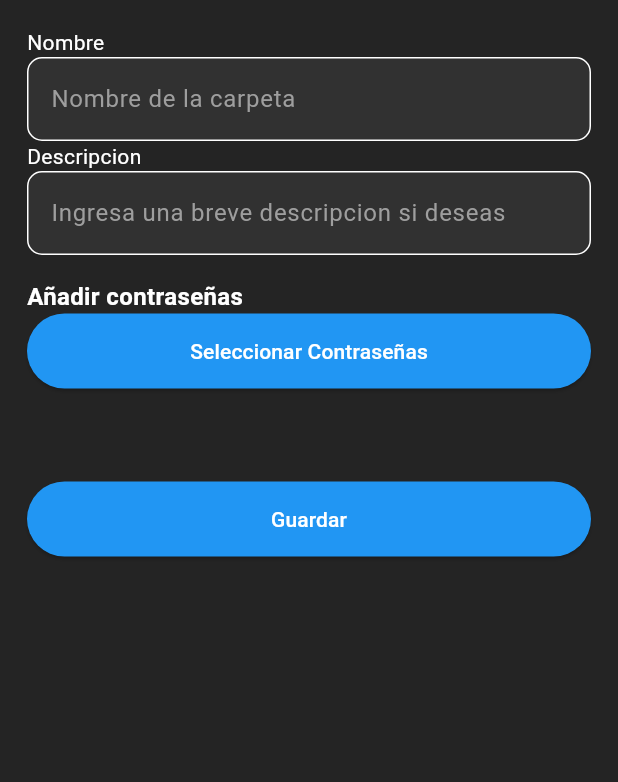
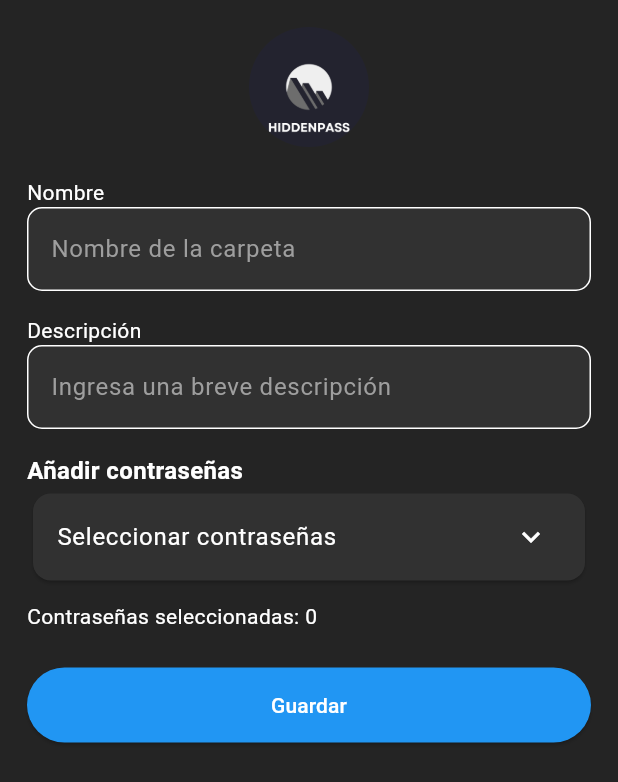
Before and after one commit to DorkoSpron0/Hidden-Pass, a Flutter app: the FolderForm widget shown alone on an empty page, opened directly, on a phone screen of 412 x 824 dp. Shown: the top 782 px of the screen. Run offline on Flutter 3.47's test engine with Material 3 defaults, Android fonts, the phone set to English and light mode, and no system bars; our stand-ins replace flutter_slidable, hive; missing offline and left inert: dart_jsonwebtoken; accounts and stored records are empty; network calls fail; Roboto replaces fonts that are missing (Onest).

Commit message:
Se agrega la funcionalidad de crear carpetas, y listarlas

```diff
--- a/lib/UI/SCREENS/folders_list_screen.dart
+++ b/lib/UI/SCREENS/folders_list_screen.dart
@@ -23,12 +23,11 @@ class _FoldersListScreenState extends State<FoldersListScreen> {
       theme: customThemeData(),
       home: Scaffold(
         appBar: AppBar(
-          title: const Text('Tus Carpetas'),
           titleTextStyle: TextStyle(fontSize: 28, fontWeight: FontWeight.bold),
           actions: <Widget>[],
         ),
         body: Center(
-          child: FolderWidget(),
+          child: FolderListWidget(),
         ),
       ),
     );
--- a/lib/UI/WIDGETS/folder_widgets/folder_form.dart
+++ b/lib/UI/WIDGETS/folder_widgets/folder_form.dart
@@ -1,10 +1,7 @@
 import 'dart:convert';
 import 'package:flutter/material.dart';
-import 'package:hidden_pass/DOMAIN/MODELS/folder_model.dart';
-import 'package:hidden_pass/DOMAIN/MODELS/password_options.dart';
 import 'package:hidden_pass/UI/PROVIDERS/id_user_provider.dart';
 import 'package:hidden_pass/UI/SCREENS/principal_page_screen.dart';
-import 'dart:math';
 import 'package:http/http.dart' as http;
 import 'package:hidden_pass/UI/PROVIDERS/token_auth_provider.dart';
 import 'package:provider/provider.dart';
@@ -18,39 +15,136 @@ class FolderForm extends StatefulWidget {
 
 class _FolderFormState extends State<FolderForm> {
   final TextEditingController _folderNameController = TextEditingController();
-  final TextEditingController _iconController = TextEditingController();
   final TextEditingController _descriptionController = TextEditingController();
-  final TextEditingController _passwordsController = TextEditingController();
 
-  final FocusNode _folderNameFocus = FocusNode();
-  final FocusNode _iconFocus = FocusNode();
-  final FocusNode _descriptionFocus = FocusNode();
-  final FocusNode _passwordsFocus = FocusNode();
+  String _selectedIcon = 'images/LogoSimple.png';
+  final List<String> _availableIcons = [
+    'images/dindey.png',
+    'images/netflix.png',
+    'images/perro.png',
+    'images/zorro.png',
+  ];
 
-  void saveFolder(String name, String icon, String description, String passwords, BuildContext context) async {
-    final Token = context.read<TokenAuthProvider>().token;
-    final IdUser = context.read<IdUserProvider>().idUser;
+  List<Map<String, dynamic>> _passwordsList = [];
+  List<String> _selectedPasswords = [];
+  bool _loadingPasswords = false;
 
-    final Url = Uri.parse(
-        'http://10.0.2.2:8081/api/v1/hidden_pass/folders/$IdUser');
-    var Body = json.encode({
-      "name": name,
-      "icon": icon,
-      "description": description,
-      "passwords": passwords,
-    });
+  @override
+  void initState() {
+    super.initState();
+    _RecargarPasswords();
+  }
 
-    var response = await http.post(Url, body: Body, headers: {
-      'Content-Type': 'application/json',
-      'Authorization': 'Bearer $Token'
-    });
+  void saveFolder(String name, String icon, String description, BuildContext context) async {
+    final token = context.read<TokenAuthProvider>().token.trim();
+    final idUser = context.read<IdUserProvider>().idUser.trim();
 
-    print(response.statusCode);
-    if (response.statusCode == 200) {
-      print("Carpeta creada con exito");
-    } else {
-      print("Error al crear la carpeta: ${response.statusCode}");
+    final authHeader = token.startsWith('Bearer ') ? token : 'Bearer $token';
+
+    try {
+      var response = await http.post(
+        Uri.parse('http://10.0.2.2:8081/api/v1/hidden_pass/folders/$idUser'),
+        body: json.encode({
+          "name": name.trim(),
+          "icon": icon.trim(),
+          "description": description.trim(),
+          "passwords": _selectedPasswords,
+        }),
+        headers: {
+          'Content-Type': 'application/json',
+          'Authorization': authHeader,
+        },
+      );
+
+      if (response.statusCode == 200 || response.statusCode == 201) {
+        Navigator.pushReplacement(
+          context,
+          MaterialPageRoute(builder: (context) => const PricipalPageScreen()),
+        );
+      } else {
+        print('Error al guardar carpeta: ${response.statusCode}');
+        print('Respuesta: ${response.body}');
+      }
+    } catch (e) {
+      print('Error al guardar carpeta: $e');
     }
+  }
+
+  Future<void> _RecargarPasswords() async {
+    setState(() => _loadingPasswords = true);
+
+    try {
+      final token = context.read<TokenAuthProvider>().token.trim();
+      final idUser = context.read<IdUserProvider>().idUser.trim();
+
+      final authHeader = token.startsWith('Bearer ') ? token : 'Bearer $token';
+
+      print('Token: $token');
+      print('Este es el id usuario: $idUser');
+      print('Authorization Header: $authHeader');
+
+      final url = Uri.parse('http://10.0.2.2:8081/api/v1/hidden_pass/passwords/$idUser');
+      final response = await http.get(
+        url,
+        headers: {
+          'Authorization': authHeader,
+          'Content-Type': 'application/json',
+        },
+      );
+
+      print('Código de respuesta: ${response.statusCode}');
+      print('Respuesta: ${response.body}');
+
+      if (response.statusCode == 200) {
+        setState(() {
+          _passwordsList = List<Map<String, dynamic>>.from(json.decode(response.body));
+        });
+      } else {
+        print('Failed to load passwords: ${response.statusCode}');
+        print('Respuesta: ${response.body}');
+      }
+    } catch (e) {
+      print('Error al cargar contraseñas: $e');
+    } finally {
+      setState(() => _loadingPasswords = false);
+    }
+  }
+
+  void _showIconSelectionDialog() {
+    showDialog(
+      context: context,
+      builder: (BuildContext context) {
+        return AlertDialog(
+          title: const Text('Seleccionar Icono'),
+          content: SizedBox(
+            width: double.maxFinite,
+            child: GridView.builder(
+              shrinkWrap: true,
+              gridDelegate: const SliverGridDelegateWithFixedCrossAxisCount(
+                crossAxisCount: 4,
+                crossAxisSpacing: 10,
+                mainAxisSpacing: 10,
+              ),
+              itemCount: _availableIcons.length,
+              itemBuilder: (context, index) {
+                return GestureDetector(
+                  onTap: () {
+                    setState(() {
+                      _selectedIcon = _availableIcons[index];
+                    });
+                    Navigator.of(context).pop();
+                  },
+                  child: CircleAvatar(
+                    radius: 30,
+                    backgroundImage: AssetImage('assets/${_availableIcons[index]}'),
+                  ),
+                );
+              },
+            ),
+          ),
+        );
+      },
+    );
   }
 
   @override
@@ -60,10 +154,22 @@ class _FolderFormState extends State<FolderForm> {
       child: Column(
         crossAxisAlignment: CrossAxisAlignment.start,
         children: <Widget>[
+          Center(
+            child: GestureDetector(
+              onTap: _showIconSelectionDialog,
+              child: CircleAvatar(
+                radius: 40,
+                backgroundImage: AssetImage('assets/$_selectedIcon'),
+                child: _selectedIcon == 'default_icon.png'
+                    ? const Icon(Icons.add, size: 40, color: Colors.white)
+                    : null,
+              ),
+            ),
+          ),
+          const SizedBox(height: 20),
           const Text('Nombre', style: TextStyle(color: Colors.white)),
           TextField(
             controller: _folderNameController,
-            focusNode: _folderNameFocus,
             style: const TextStyle(color: Colors.white),
             decoration: InputDecoration(
               border: OutlineInputBorder(
@@ -76,51 +182,82 @@ class _FolderFormState extends State<FolderForm> {
               fillColor: const Color.fromARGB(255, 49, 49, 49),
             ),
           ),
-          const Text('Descripcion', style: TextStyle(color: Colors.white)),
+          const SizedBox(height: 16),
+          const Text('Descripción', style: TextStyle(color: Colors.white)),
           TextField(
             controller: _descriptionController,
-            focusNode: _descriptionFocus,
             style: const TextStyle(color: Colors.white),
             decoration: InputDecoration(
               border: OutlineInputBorder(
                 borderRadius: BorderRadius.circular(10),
                 borderSide: const BorderSide(color: Colors.white),
               ),
-              hintText: 'Ingresa una breve descripcion si deseas',
+              hintText: 'Ingresa una breve descripción',
               hintStyle: const TextStyle(color: Colors.grey),
               filled: true,
               fillColor: const Color.fromARGB(255, 49, 49, 49),
             ),
           ),
-
           const SizedBox(height: 16.0),
-          const Text('Añadir contraseñas', style: TextStyle(color: Colors.white, fontSize: 16,
-                  fontWeight: FontWeight.bold)),
-          ElevatedButton(
-            onPressed: () {
-              Navigator.pushNamed(context, 'select_folders');
-            },
-            style: ElevatedButton.styleFrom(
-              backgroundColor: Colors.blue,
-              minimumSize: const Size.fromHeight(50),
+          const Text('Añadir contraseñas',
+              style: TextStyle(
+                  color: Colors.white, fontSize: 16, fontWeight: FontWeight.bold)),
+          Card(
+            color: const Color.fromARGB(255, 49, 49, 49),
+            child: ExpansionTile(
+              title: const Text('Seleccionar contraseñas',
+                  style: TextStyle(color: Colors.white)),
+              trailing: _loadingPasswords
+                  ? const SizedBox(
+                      width: 20,
+                      height: 20,
+                      child: CircularProgressIndicator(strokeWidth: 2),
+                    )
+                  : null,
+              children: [
+                if (_loadingPasswords)
+                  const Padding(
+                    padding: EdgeInsets.all(16.0),
+                    child: CircularProgressIndicator(),
+                  )
+                else if (_passwordsList.isEmpty)
+                  const Padding(
+                    padding: EdgeInsets.all(16.0),
+                    child: Text('No hay contraseñas disponibles',
+                        style: TextStyle(color: Colors.white)),
+                  )
+                else
+                  ..._passwordsList.map((password) => CheckboxListTile(
+                        title: Text(password['name'] ?? 'Sin nombre',
+                            style: const TextStyle(color: Colors.white)),
+                        subtitle: Text(password['username'] ?? '',
+                            style: const TextStyle(color: Colors.white70)),
+                        value: _selectedPasswords.contains(password['id']),
+                        onChanged: (value) {
+                          setState(() {
+                            if (value == true) {
+                              _selectedPasswords.add(password['id']);
+                            } else {
+                              _selectedPasswords.remove(password['id']);
+                            }
+                          });
+                        },
+                        controlAffinity: ListTileControlAffinity.leading,
+                      ))
+              ],
             ),
-            child: const Text('Seleccionar Contraseñas', style: TextStyle(color: Colors.white)),
+          ),
+          const SizedBox(height: 10),
+          Text(
+            'Contraseñas seleccionadas: ${_selectedPasswords.length}',
+            style: const TextStyle(color: Colors.white),
           ),
           const SizedBox(height: 24.0),
-
-          const SizedBox(height: 38),
           ElevatedButton(
             onPressed: () {
               String name = _folderNameController.text;
-              String icon = _iconController.text;
               String description = _descriptionController.text;
-              String passwords = _passwordsController.text;
-
-              saveFolder(name, icon, description, passwords, context);
-              Navigator.pushReplacement(
-                context,
-                MaterialPageRoute(builder: (context) => const PricipalPageScreen()),
-              );
+              saveFolder(name, _selectedIcon, description, context);
             },
             style: ElevatedButton.styleFrom(
               backgroundColor: Colors.blue,
--- a/lib/UI/WIDGETS/passwords_form/password_form.dart
+++ b/lib/UI/WIDGETS/passwords_form/password_form.dart
@@ -91,8 +91,7 @@ class _PasswordFormState extends State<PasswordForm> {
         print(e.toString());
       }
     } else {
-      final Url = Uri.parse(
-          'http://10.0.2.2:8081/api/v1/hidden_pass/passwords/$IdUser');
+      final Url = Uri.parse('http://10.0.2.2:8081/api/v1/hidden_pass/passwords/$IdUser');
       var Body = json.encode({
         "name": name,
         "url": url,
```
Also changed, not shown: lib/UI/SCREENS/user_login_screen.dart (+8 -11 lines), lib/UI/WIDGETS/folder_widgets/folder_widget.dart (+100 -72 lines), 125 other files.
